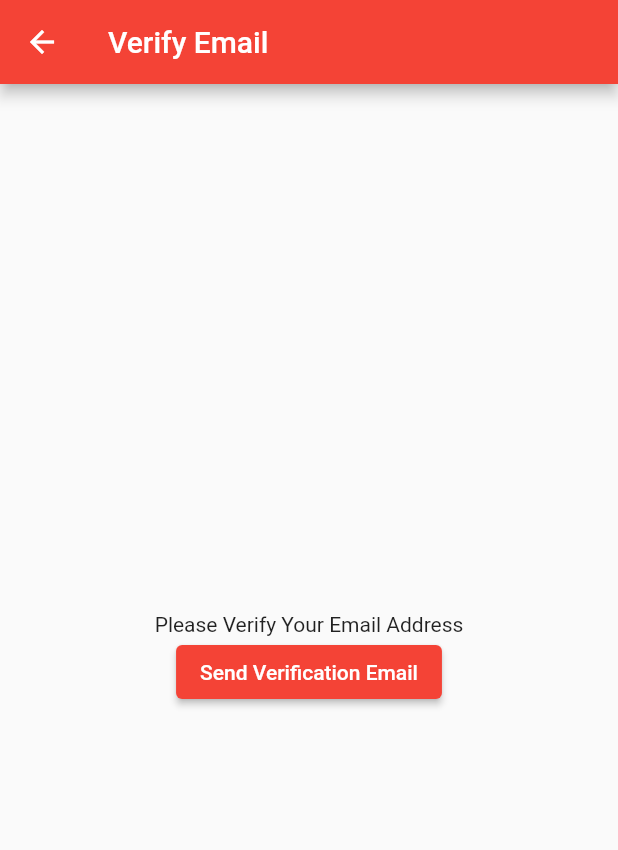
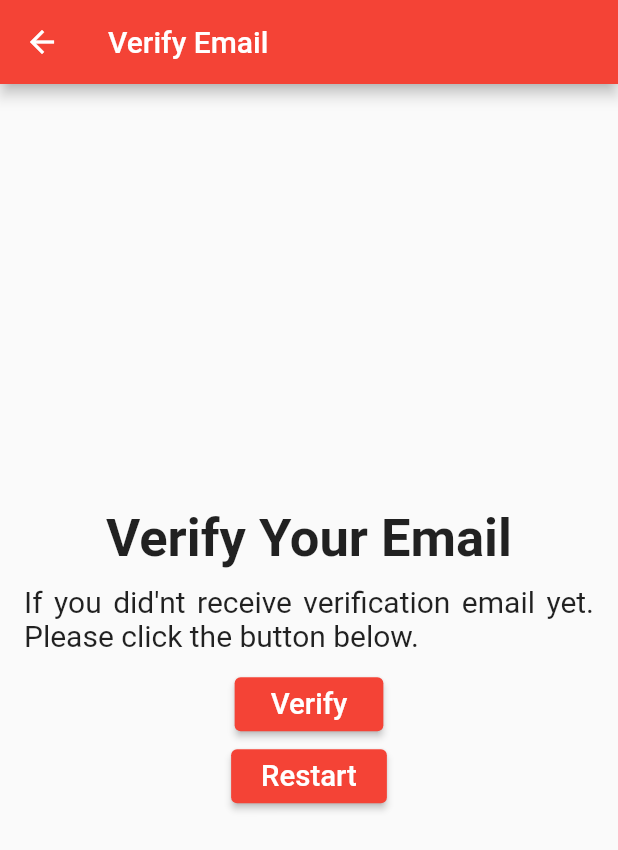
Before and after one commit to 4643880/Notes-App-Flutter, a Flutter app: the VerifyEmailView screen opened by its route, on a phone screen of 412 x 824 dp. Shown: the top 850 px of the screen. Run offline on Flutter 3.47's test engine with Material 2 defaults, Android fonts, the phone set to English and light mode, and no system bars; our stand-ins replace firebase_auth, firebase_core; accounts and stored records are empty; network calls fail.

Commit message:
Handled Exceptions in Register View

```diff
--- a/lib/views/register_view.dart
+++ b/lib/views/register_view.dart
@@ -3,6 +3,7 @@ import 'package:flutter/material.dart';
 import 'dart:developer' as devtools show log;
 
 import 'package:mynotes/constants/routes.dart';
+import 'package:mynotes/views/login_view.dart';
 
 
 class RegisterView extends StatefulWidget {
@@ -59,23 +60,35 @@ class _RegisterViewState extends State<RegisterView> {
                   final email = _email.text;
                   final password = _password.text;
                   try {
+
                     final credential = await FirebaseAuth.instance
                         .createUserWithEmailAndPassword(
                       email: email,
                       password: password,
                     );
-                    Navigator.pushNamedAndRemoveUntil(context, loginRoute, (route) => false);
+
+                    final user = FirebaseAuth.instance.currentUser;
+                    user?.sendEmailVerification();
+
+                    await showErrorDialog(context, "Verify Your Email", "We have sent verification email.");
+
+                    Navigator.pushNamed(context, emailVerifyRoute);
+
                   } on FirebaseAuthException catch (e) {
                     devtools.log(e.toString());
                     if (e.code == 'weak-password') {
                       devtools.log('The password provided is too weak.');
+                      await showErrorDialog(context, "Weak Password", "The password provided is too weak.");
                     } else if (e.code == 'email-already-in-use') {
                       devtools.log('The account already exists for that email.');
+                      await showErrorDialog(context, "Email Already in Use", "The account already exists for that email.");
                     } else if (e.code == "invalid-email") {
                       devtools.log("Invalid Email Address");
+                      await showErrorDialog(context, "Invalid Email Address", "Please Enter Correct Email Address it's Invalid");
                     }
                   } catch (e) {
                     devtools.log(e.toString());
+                    await showErrorDialog(context, "Something Went Wrong", "Error ${e.toString()}");
                   }
                 },
                 child: const Text("Sign Up")),
--- a/lib/views/verify_email_view.dart
+++ b/lib/views/verify_email_view.dart
@@ -1,6 +1,7 @@
 import 'package:firebase_auth/firebase_auth.dart';
 import 'package:flutter/material.dart';
 import 'package:mynotes/constants/routes.dart';
+import 'package:mynotes/views/login_view.dart';
 
 class VerifyEmailView extends StatefulWidget {
   const VerifyEmailView({Key? key}) : super(key: key);
@@ -17,18 +18,37 @@ class _VerifyEmailViewState extends State<VerifyEmailView> {
         title: const Text("Verify Email"),
       ),
       body: Center(
+        child: Padding(
+          padding: const EdgeInsets.all(16.0),
           child: Column(mainAxisAlignment: MainAxisAlignment.center, children: [
-          const Text("Please Verify Your Email Address"),
+            const Text("Verify Your Email", style: TextStyle(fontWeight: FontWeight.w600), textScaleFactor: 2.5),
+            const SizedBox(height: 10,),
+            const Text("If you did'nt receive verification email yet. Please click the button below.", style: TextStyle(fontSize: 20), textAlign: TextAlign.justify,),
+            const SizedBox(height: 10,),
             ElevatedButton(
                 onPressed: () async {
                   final user = FirebaseAuth.instance.currentUser;
                   await user?.sendEmailVerification();
 
+                  await showErrorDialog(context, "Verify Your Email", "We have sent you verification email again.");
+
                   Navigator.of(context)
                       .pushNamedAndRemoveUntil(loginRoute, (route) => false);
                 },
-              child: const Text("Send Verification Email")),
+                child: const Padding(
+                  padding: EdgeInsets.symmetric(horizontal: 8, vertical: 6),
+                  child:  Text("Verify", textScaleFactor: 1.4,),
+                )),
+            ElevatedButton(onPressed: () async {
+              await FirebaseAuth.instance.signOut();
+              Navigator.of(context).pushNamedAndRemoveUntil(loginRoute, (route) => false);
+
+            }, child: const Padding(
+                  padding: EdgeInsets.symmetric(horizontal: 4, vertical: 6),
+                  child:  Text("Restart", textScaleFactor: 1.4,),
+                )),
           ]),
+        ),
       ),
     );
   }
```
Lines whose indentation alone changed are shown as unchanged.
